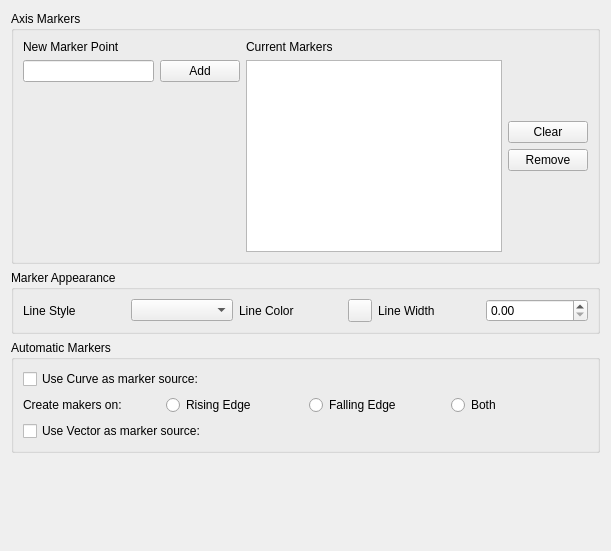
Old version of the form src/libkstapp/markerstab.ui in the repository Kst-plot/kst.
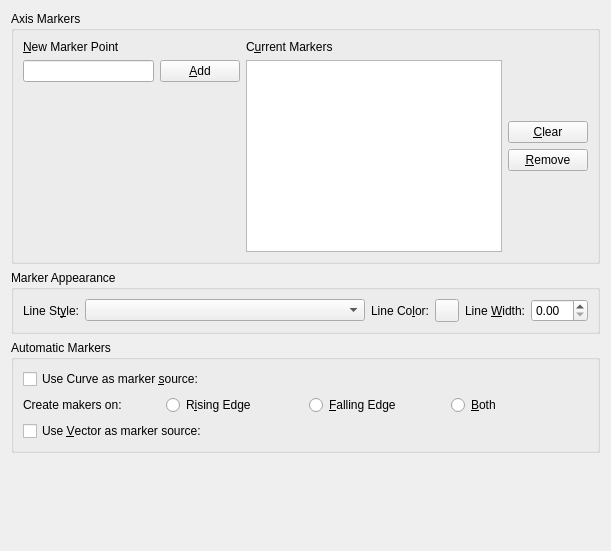
New version of the form. Custom widgets are drawn as their Qt base class.

What changed in the file:
```diff
--- a/src/libkstapp/markerstab.ui
+++ b/src/libkstapp/markerstab.ui
@@ -24,9 +24,12 @@
         <item>
          <layout class="QVBoxLayout" >
           <item>
-           <widget class="QLabel" name="label" >
-            <property name="text" >
-             <string>New Marker Point</string>
+           <widget class="QLabel" name="label">
+            <property name="text">
+             <string>&amp;New Marker Point</string>
+            </property>
+            <property name="buddy">
+             <cstring>_newMarker</cstring>
             </property>
            </widget>
           </item>
@@ -43,9 +46,9 @@
              </widget>
             </item>
             <item>
-             <widget class="QPushButton" name="_addMarker" >
-              <property name="text" >
-               <string>Add</string>
+             <widget class="QPushButton" name="_addMarker">
+              <property name="text">
+               <string>&amp;Add</string>
               </property>
              </widget>
             </item>
@@ -69,9 +72,12 @@
         <item>
          <layout class="QVBoxLayout" >
           <item>
-           <widget class="QLabel" name="label_2" >
-            <property name="text" >
-             <string>Current Markers</string>
+           <widget class="QLabel" name="label_2">
+            <property name="text">
+             <string>C&amp;urrent Markers</string>
+            </property>
+            <property name="buddy">
+             <cstring>_currentMarkersList</cstring>
             </property>
            </widget>
           </item>
@@ -100,16 +106,16 @@
            </spacer>
           </item>
           <item>
-           <widget class="QPushButton" name="_clearMarkers" >
-            <property name="text" >
-             <string>Clear</string>
+           <widget class="QPushButton" name="_clearMarkers">
+            <property name="text">
+             <string>&amp;Clear</string>
             </property>
            </widget>
           </item>
           <item>
-           <widget class="QPushButton" name="_removeMarker" >
-            <property name="text" >
-             <string>Remove</string>
+           <widget class="QPushButton" name="_removeMarker">
+            <property name="text">
+             <string>&amp;Remove</string>
             </property>
            </widget>
           </item>
@@ -138,32 +144,57 @@
      <property name="title" >
       <string>Marker Appearance</string>
      </property>
-     <layout class="QGridLayout" >
-      <item row="0" column="0" >
-       <widget class="QLabel" name="_Label_3" >
-        <property name="text" >
-         <string>Line Style</string>
+     <layout class="QGridLayout">
+      <item row="0" column="0">
+       <widget class="QLabel" name="_Label_3">
+        <property name="text">
+         <string>Line St&amp;yle:</string>
         </property>
+        <property name="alignment">
+         <set>Qt::AlignRight|Qt::AlignTrailing|Qt::AlignVCenter</set>
+        </property>
+        <property name="buddy">
+         <cstring>_markerLineStyle</cstring>
+        </property>
        </widget>
       </item>
-      <item row="0" column="1" >
-       <widget class="QComboBox" name="_markerLineStyle" />
+      <item row="0" column="1">
+       <widget class="QComboBox" name="_markerLineStyle">
+        <property name="sizePolicy">
+         <sizepolicy hsizetype="Expanding" vsizetype="Fixed">
+          <horstretch>0</horstretch>
+          <verstretch>0</verstretch>
+         </sizepolicy>
+        </property>
+       </widget>
       </item>
-      <item row="0" column="2" >
-       <widget class="QLabel" name="label_10" >
-        <property name="text" >
-         <string>Line Color</string>
+      <item row="0" column="2">
+       <widget class="QLabel" name="label_10">
+        <property name="text">
+         <string>Line Co&amp;lor:</string>
         </property>
+        <property name="alignment">
+         <set>Qt::AlignRight|Qt::AlignTrailing|Qt::AlignVCenter</set>
+        </property>
+        <property name="buddy">
+         <cstring>_markerLineColor</cstring>
+        </property>
        </widget>
       </item>
       <item row="0" column="3" >
        <widget class="Kst::ColorButton" name="_markerLineColor" />
       </item>
-      <item row="0" column="4" >
-       <widget class="QLabel" name="label_11" >
-        <property name="text" >
-         <string>Line Width</string>
+      <item row="0" column="4">
+       <widget class="QLabel" name="label_11">
+        <property name="text">
+         <string>Line &amp;Width:</string>
         </property>
+        <property name="alignment">
+         <set>Qt::AlignRight|Qt::AlignTrailing|Qt::AlignVCenter</set>
+        </property>
+        <property name="buddy">
+         <cstring>_markerLineWidth</cstring>
+        </property>
        </widget>
       </item>
       <item row="0" column="5" >
@@ -177,11 +208,11 @@
      <property name="title" >
       <string>Automatic Markers</string>
      </property>
-     <layout class="QGridLayout" >
-      <item row="0" column="0" colspan="2" >
-       <widget class="QCheckBox" name="_curveMarkers" >
-        <property name="text" >
-         <string>Use Curve as marker source:</string>
+     <layout class="QGridLayout">
+      <item row="0" column="0" colspan="2">
+       <widget class="QCheckBox" name="_curveMarkers">
+        <property name="text">
+         <string>Use Curve as marker &amp;source:</string>
         </property>
        </widget>
       </item>
@@ -195,31 +226,31 @@
         </property>
        </widget>
       </item>
-      <item row="1" column="1" >
-       <widget class="QRadioButton" name="_risingEdge" >
-        <property name="text" >
-         <string>Rising Edge</string>
+      <item row="1" column="1">
+       <widget class="QRadioButton" name="_risingEdge">
+        <property name="text">
+         <string>R&amp;ising Edge</string>
         </property>
        </widget>
       </item>
-      <item row="1" column="2" >
-       <widget class="QRadioButton" name="_fallingEdge" >
-        <property name="text" >
-         <string>Falling Edge</string>
+      <item row="1" column="2">
+       <widget class="QRadioButton" name="_fallingEdge">
+        <property name="text">
+         <string>&amp;Falling Edge</string>
         </property>
        </widget>
       </item>
-      <item row="1" column="3" >
-       <widget class="QRadioButton" name="_both" >
-        <property name="text" >
-         <string>Both</string>
+      <item row="1" column="3">
+       <widget class="QRadioButton" name="_both">
+        <property name="text">
+         <string>&amp;Both</string>
         </property>
        </widget>
       </item>
-      <item row="2" column="0" colspan="2" >
-       <widget class="QCheckBox" name="_vectorMarkers" >
-        <property name="text" >
-         <string>Use Vector as marker source:</string>
+      <item row="2" column="0" colspan="2">
+       <widget class="QCheckBox" name="_vectorMarkers">
+        <property name="text">
+         <string>Use &amp;Vector as marker source:</string>
         </property>
        </widget>
       </item>
```
Left out of the diff: 83 changed lines with no effect on the pictures.
